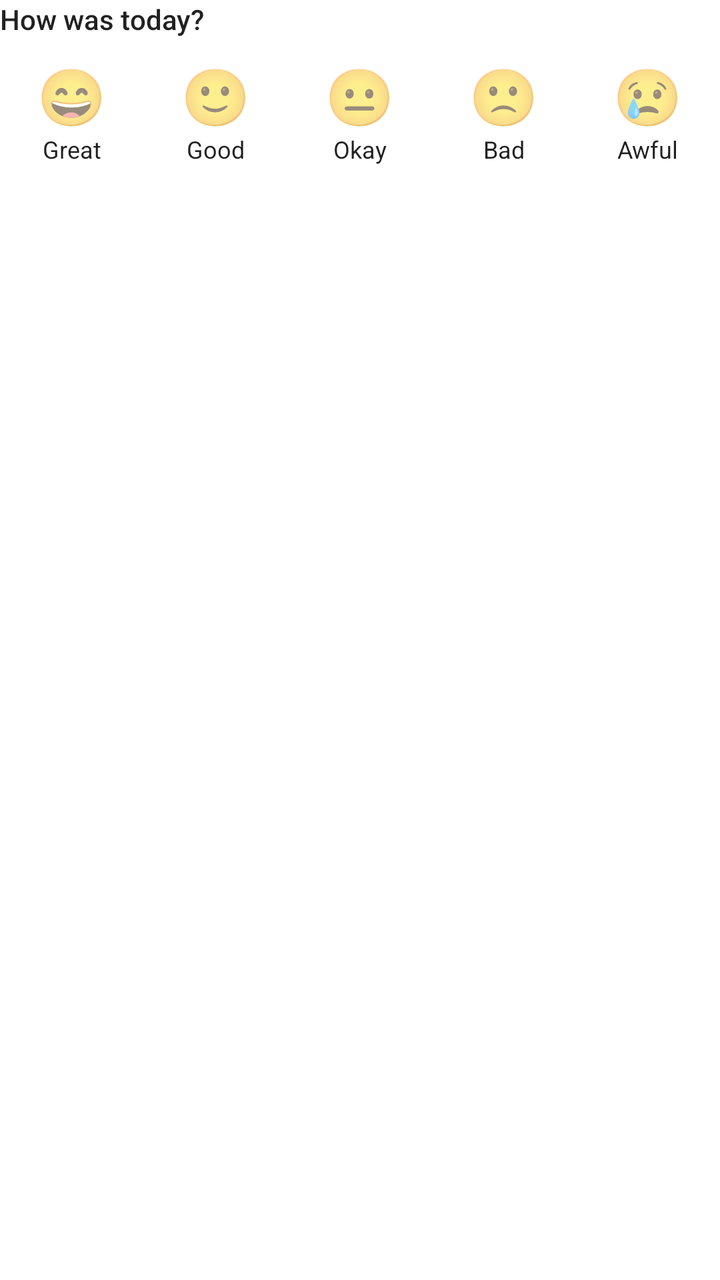
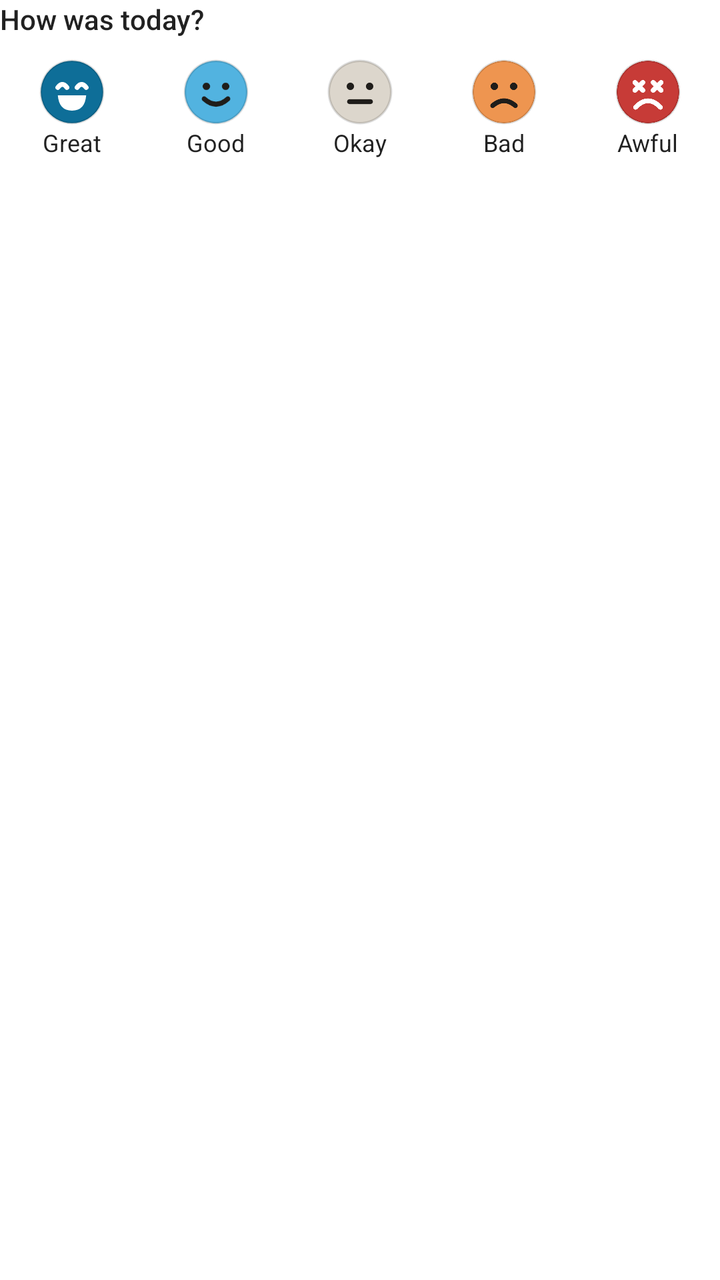

An Android layout rendered at two revisions. The XML below is the earlier revision; the diff shows what the commit changed to produce the second picture.
<!-- AndroidManifest.xml: fallback theme Theme.MaterialComponents.DayNight.NoActionBar -->
<!-- res/layout/kindred_notification_big.xml -->
<?xml version="1.0" encoding="utf-8"?>
<LinearLayout xmlns:android="http://schemas.android.com/apk/res/android"
  android:layout_width="match_parent"
  android:layout_height="wrap_content"
  android:orientation="vertical">
  <TextView
    android:layout_width="match_parent"
    android:layout_height="wrap_content"
    android:text="How was today?"
    style="@android:style/TextAppearance.Material.Notification.Title" />
  <LinearLayout
    android:layout_width="match_parent"
    android:layout_height="wrap_content"
    android:layout_marginTop="6dp"
    android:orientation="horizontal">

    <LinearLayout
      android:id="@+id/kindred_mood_5"
      android:layout_width="0dp"
      android:layout_height="wrap_content"
      android:layout_weight="1"
      android:gravity="center"
      android:orientation="vertical"
      android:paddingTop="4dp"
      android:paddingBottom="4dp"
      android:background="?android:attr/selectableItemBackground"
      android:contentDescription="Great">
      <TextView
        android:layout_width="wrap_content"
        android:layout_height="wrap_content"
        android:text="😄"
        android:textSize="28sp" />
      <TextView
        android:layout_width="wrap_content"
        android:layout_height="wrap_content"
        android:text="Great"
        style="@android:style/TextAppearance.Material.Notification.Info" />
    </LinearLayout>

    <LinearLayout
      android:id="@+id/kindred_mood_4"
      android:layout_width="0dp"
      android:layout_height="wrap_content"
      android:layout_weight="1"
      android:gravity="center"
      android:orientation="vertical"
      android:paddingTop="4dp"
      android:paddingBottom="4dp"
      android:background="?android:attr/selectableItemBackground"
      android:contentDescription="Good">
      <TextView
        android:layout_width="wrap_content"
        android:layout_height="wrap_content"
        android:text="🙂"
        android:textSize="28sp" />
      <TextView
        android:layout_width="wrap_content"
        android:layout_height="wrap_content"
        android:text="Good"
        style="@android:style/TextAppearance.Material.Notification.Info" />
    </LinearLayout>

    <LinearLayout
      android:id="@+id/kindred_mood_3"
      android:layout_width="0dp"
      android:layout_height="wrap_content"
      android:layout_weight="1"
      android:gravity="center"
      android:orientation="vertical"
      android:paddingTop="4dp"
      android:paddingBottom="4dp"
      android:background="?android:attr/selectableItemBackground"
      android:contentDescription="Okay">
      <TextView
        android:layout_width="wrap_content"
        android:layout_height="wrap_content"
        android:text="😐"
        android:textSize="28sp" />
      <TextView
        android:layout_width="wrap_content"
        android:layout_height="wrap_content"
        android:text="Okay"
        style="@android:style/TextAppearance.Material.Notification.Info" />
    </LinearLayout>

    <LinearLayout
      android:id="@+id/kindred_mood_2"
      android:layout_width="0dp"
      android:layout_height="wrap_content"
      android:layout_weight="1"
      android:gravity="center"
      android:orientation="vertical"
      android:paddingTop="4dp"
      android:paddingBottom="4dp"
      android:background="?android:attr/selectableItemBackground"
      android:contentDescription="Bad">
      <TextView
        android:layout_width="wrap_content"
        android:layout_height="wrap_content"
        android:text="🙁"
        android:textSize="28sp" />
      <TextView
        android:layout_width="wrap_content"
        android:layout_height="wrap_content"
        android:text="Bad"
        style="@android:style/TextAppearance.Material.Notification.Info" />
    </LinearLayout>

    <LinearLayout
      android:id="@+id/kindred_mood_1"
      android:layout_width="0dp"
      android:layout_height="wrap_content"
      android:layout_weight="1"
      android:gravity="center"
      android:orientation="vertical"
      android:paddingTop="4dp"
      android:paddingBottom="4dp"
      android:background="?android:attr/selectableItemBackground"
      android:contentDescription="Awful">
      <TextView
        android:layout_width="wrap_content"
        android:layout_height="wrap_content"
        android:text="😢"
        android:textSize="28sp" />
      <TextView
        android:layout_width="wrap_content"
        android:layout_height="wrap_content"
        android:text="Awful"
        style="@android:style/TextAppearance.Material.Notification.Info" />
    </LinearLayout>
  </LinearLayout>
</LinearLayout>
<!-- resources referenced by this layout -->
<resources>

</resources>

<!-- the commit's change to res/layout/kindred_notification_big.xml (unified diff, before → after) -->
@@ -25,11 +25,11 @@
       android:paddingBottom="4dp"
       android:background="?android:attr/selectableItemBackground"
       android:contentDescription="Great">
-      <TextView
-        android:layout_width="wrap_content"
-        android:layout_height="wrap_content"
-        android:text="😄"
-        android:textSize="28sp" />
+      <ImageView
+        android:layout_width="34dp"
+        android:layout_height="34dp"
+        android:importantForAccessibility="no"
+        android:src="@drawable/kindred_face_5" />
       <TextView
         android:layout_width="wrap_content"
         android:layout_height="wrap_content"
@@ -48,11 +48,11 @@
       android:paddingBottom="4dp"
       android:background="?android:attr/selectableItemBackground"
       android:contentDescription="Good">
-      <TextView
-        android:layout_width="wrap_content"
-        android:layout_height="wrap_content"
-        android:text="🙂"
-        android:textSize="28sp" />
+      <ImageView
+        android:layout_width="34dp"
+        android:layout_height="34dp"
+        android:importantForAccessibility="no"
+        android:src="@drawable/kindred_face_4" />
       <TextView
         android:layout_width="wrap_content"
         android:layout_height="wrap_content"
@@ -71,11 +71,11 @@
       android:paddingBottom="4dp"
       android:background="?android:attr/selectableItemBackground"
       android:contentDescription="Okay">
-      <TextView
-        android:layout_width="wrap_content"
-        android:layout_height="wrap_content"
-        android:text="😐"
-        android:textSize="28sp" />
+      <ImageView
+        android:layout_width="34dp"
+        android:layout_height="34dp"
+        android:importantForAccessibility="no"
+        android:src="@drawable/kindred_face_3" />
       <TextView
         android:layout_width="wrap_content"
         android:layout_height="wrap_content"
@@ -94,11 +94,11 @@
       android:paddingBottom="4dp"
       android:background="?android:attr/selectableItemBackground"
       android:contentDescription="Bad">
-      <TextView
-        android:layout_width="wrap_content"
-        android:layout_height="wrap_content"
-        android:text="🙁"
-        android:textSize="28sp" />
+      <ImageView
+        android:layout_width="34dp"
+        android:layout_height="34dp"
+        android:importantForAccessibility="no"
+        android:src="@drawable/kindred_face_2" />
       <TextView
         android:layout_width="wrap_content"
         android:layout_height="wrap_content"
@@ -117,11 +117,11 @@
       android:paddingBottom="4dp"
       android:background="?android:attr/selectableItemBackground"
       android:contentDescription="Awful">
-      <TextView
-        android:layout_width="wrap_content"
-        android:layout_height="wrap_content"
-        android:text="😢"
-        android:textSize="28sp" />
+      <ImageView
+        android:layout_width="34dp"
+        android:layout_height="34dp"
+        android:importantForAccessibility="no"
+        android:src="@drawable/kindred_face_1" />
       <TextView
         android:layout_width="wrap_content"
         android:layout_height="wrap_content"
<!-- resource entries referenced after the edit -->
@@ -1,5 +1,56 @@
 <!-- resources referenced by this layout -->
 <resources>
-
+  <!-- drawable kindred_face_1 (drawable) -->
+  <?xml version="1.0" encoding="utf-8"?>
+  <vector xmlns:android="http://schemas.android.com/apk/res/android"
+    android:width="24dp" android:height="24dp" android:viewportWidth="24" android:viewportHeight="24">
+    <path android:fillColor="#C73B37" android:pathData="M12,1A11,11 0,1 1,11.99,1Z" />
+    <path android:strokeColor="#000000" android:strokeAlpha="0.14" android:strokeWidth="0.8" android:pathData="M12,1A11,11 0,1 1,11.99,1Z" />
+    <path android:strokeColor="#FFFFFF" android:strokeWidth="1.7" android:strokeLineCap="round" android:strokeLineJoin="round" android:pathData="M7.4,8.6L10.2,11.4" />
+    <path android:strokeColor="#FFFFFF" android:strokeWidth="1.7" android:strokeLineCap="round" android:strokeLineJoin="round" android:pathData="M10.2,8.6L7.4,11.4" />
+    <path android:strokeColor="#FFFFFF" android:strokeWidth="1.7" android:strokeLineCap="round" android:strokeLineJoin="round" android:pathData="M13.8,8.6L16.6,11.4" />
+    <path android:strokeColor="#FFFFFF" android:strokeWidth="1.7" android:strokeLineCap="round" android:strokeLineJoin="round" android:pathData="M16.6,8.6L13.8,11.4" />
+    <path android:strokeColor="#FFFFFF" android:strokeWidth="1.7" android:strokeLineCap="round" android:strokeLineJoin="round" android:pathData="M7.6,17.4Q12,12.8 16.4,17.4" />
+  </vector>
+  <!-- drawable kindred_face_2 (drawable) -->
+  <?xml version="1.0" encoding="utf-8"?>
+  <vector xmlns:android="http://schemas.android.com/apk/res/android"
+    android:width="24dp" android:height="24dp" android:viewportWidth="24" android:viewportHeight="24">
+    <path android:fillColor="#EE9550" android:pathData="M12,1A11,11 0,1 1,11.99,1Z" />
+    <path android:strokeColor="#000000" android:strokeAlpha="0.14" android:strokeWidth="0.8" android:pathData="M12,1A11,11 0,1 1,11.99,1Z" />
+    <path android:fillColor="#1F1D1A" android:pathData="M7.3,10a1.3,1.3 0,1 0,2.6 0a1.3,1.3 0,1 0,-2.6 0Z" />
+    <path android:fillColor="#1F1D1A" android:pathData="M14.1,10a1.3,1.3 0,1 0,2.6 0a1.3,1.3 0,1 0,-2.6 0Z" />
+    <path android:strokeColor="#1F1D1A" android:strokeWidth="1.7" android:strokeLineCap="round" android:strokeLineJoin="round" android:pathData="M8,16.8Q12,13.4 16,16.8" />
+  </vector>
+  <!-- drawable kindred_face_3 (drawable) -->
+  <?xml version="1.0" encoding="utf-8"?>
+  <vector xmlns:android="http://schemas.android.com/apk/res/android"
+    android:width="24dp" android:height="24dp" android:viewportWidth="24" android:viewportHeight="24">
+    <path android:fillColor="#DCD6CC" android:pathData="M12,1A11,11 0,1 1,11.99,1Z" />
+    <path android:strokeColor="#000000" android:strokeAlpha="0.14" android:strokeWidth="0.8" android:pathData="M12,1A11,11 0,1 1,11.99,1Z" />
+    <path android:fillColor="#1F1D1A" android:pathData="M7.3,10a1.3,1.3 0,1 0,2.6 0a1.3,1.3 0,1 0,-2.6 0Z" />
+    <path android:fillColor="#1F1D1A" android:pathData="M14.1,10a1.3,1.3 0,1 0,2.6 0a1.3,1.3 0,1 0,-2.6 0Z" />
+    <path android:strokeColor="#1F1D1A" android:strokeWidth="1.7" android:strokeLineCap="round" android:strokeLineJoin="round" android:pathData="M8.3,15.4H15.7" />
+  </vector>
+  <!-- drawable kindred_face_4 (drawable) -->
+  <?xml version="1.0" encoding="utf-8"?>
+  <vector xmlns:android="http://schemas.android.com/apk/res/android"
+    android:width="24dp" android:height="24dp" android:viewportWidth="24" android:viewportHeight="24">
+    <path android:fillColor="#52B3E0" android:pathData="M12,1A11,11 0,1 1,11.99,1Z" />
+    <path android:strokeColor="#000000" android:strokeAlpha="0.14" android:strokeWidth="0.8" android:pathData="M12,1A11,11 0,1 1,11.99,1Z" />
+    <path android:fillColor="#1F1D1A" android:pathData="M7.3,10a1.3,1.3 0,1 0,2.6 0a1.3,1.3 0,1 0,-2.6 0Z" />
+    <path android:fillColor="#1F1D1A" android:pathData="M14.1,10a1.3,1.3 0,1 0,2.6 0a1.3,1.3 0,1 0,-2.6 0Z" />
+    <path android:strokeColor="#1F1D1A" android:strokeWidth="1.7" android:strokeLineCap="round" android:strokeLineJoin="round" android:pathData="M7.8,14.4Q12,18.2 16.2,14.4" />
+  </vector>
+  <!-- drawable kindred_face_5 (drawable) -->
+  <?xml version="1.0" encoding="utf-8"?>
+  <vector xmlns:android="http://schemas.android.com/apk/res/android"
+    android:width="24dp" android:height="24dp" android:viewportWidth="24" android:viewportHeight="24">
+    <path android:fillColor="#0E6E98" android:pathData="M12,1A11,11 0,1 1,11.99,1Z" />
+    <path android:strokeColor="#000000" android:strokeAlpha="0.14" android:strokeWidth="0.8" android:pathData="M12,1A11,11 0,1 1,11.99,1Z" />
+    <path android:strokeColor="#FFFFFF" android:strokeWidth="1.7" android:strokeLineCap="round" android:strokeLineJoin="round" android:pathData="M7,10.4Q8.6,8.2 10.2,10.4" />
+    <path android:strokeColor="#FFFFFF" android:strokeWidth="1.7" android:strokeLineCap="round" android:strokeLineJoin="round" android:pathData="M13.8,10.4Q15.4,8.2 17,10.4" />
+    <path android:fillColor="#FFFFFF" android:pathData="M7,13.2H17Q16.6,18.6 12,18.6Q7.4,18.6 7,13.2Z" />
+  </vector>
 </resources>
 
